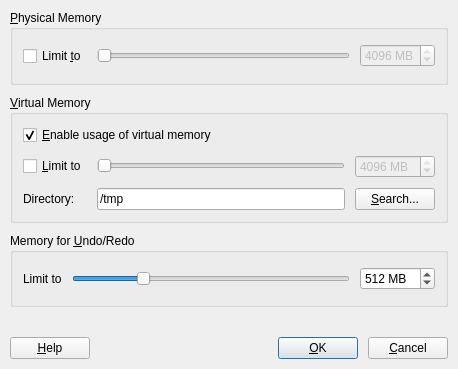
This is plugins/memory/MemDlg.ui in KDE/kwave as Qt 5 draws it before an edit. The edited form follows.
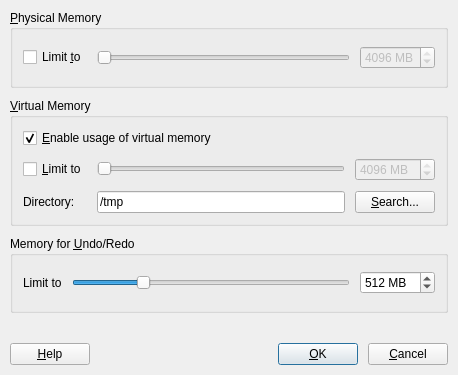
This is the edited form.

What changed in the file:
```diff
--- a/plugins/memory/MemDlg.ui
+++ b/plugins/memory/MemDlg.ui
@@ -2,13 +2,13 @@
  <author>Thomas Eschenbacher &lt;Thomas.Eschenbacher@gmx.de></author>
  <comment>Setup of virtual memory and physical memory usage.</comment>
  <class>MemDlg</class>
- <widget class="QDialog" name="MemDlg" >
-  <property name="geometry" >
+ <widget class="QDialog" name="MemDlg">
+  <property name="geometry">
    <rect>
     <x>0</x>
     <y>0</y>
     <width>458</width>
-    <height>369</height>
+    <height>375</height>
    </rect>
   </property>
   <property name="windowTitle" >
@@ -368,8 +368,7 @@
    </item>
   </layout>
  </widget>
- <layoutdefault spacing="10" margin="10" />
- <pixmapfunction>qPixmapFromMimeSource</pixmapfunction>
+ <layoutdefault spacing="10" margin="10"/>
  <tabstops>
   <tabstop>chkLimitPhysical</tabstop>
   <tabstop>slPhysical</tabstop>
```
Left out of the diff: 287 changed lines with no effect on the pictures.
